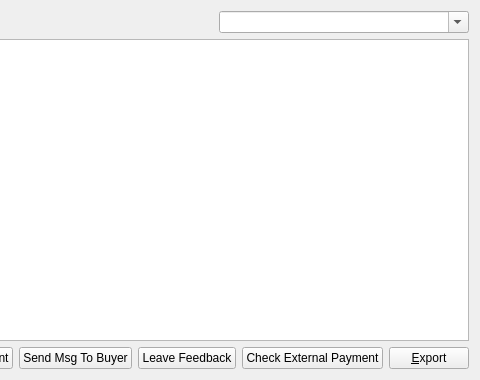
greggdourgarian/syscoin2, file src/qt/forms/myacceptedofferlistpage.ui: the form before one commit; both pictures show x 389 to 869 and y 0 to 380 of the 869 by 380 pixel window.
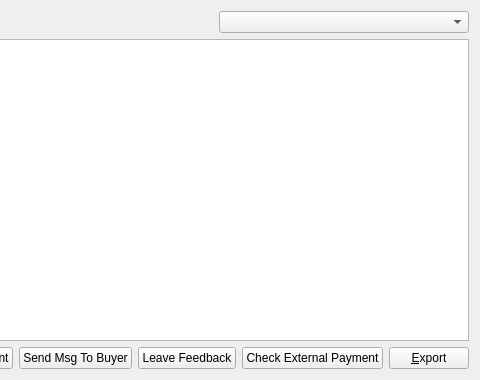
The form after the commit.

```diff
--- a/src/qt/forms/myacceptedofferlistpage.ui
+++ b/src/qt/forms/myacceptedofferlistpage.ui
@@ -35,7 +35,7 @@
         </size>
        </property>
        <property name="editable">
-        <bool>true</bool>
+        <bool>false</bool>
        </property>
       </widget>
      </item>
```
